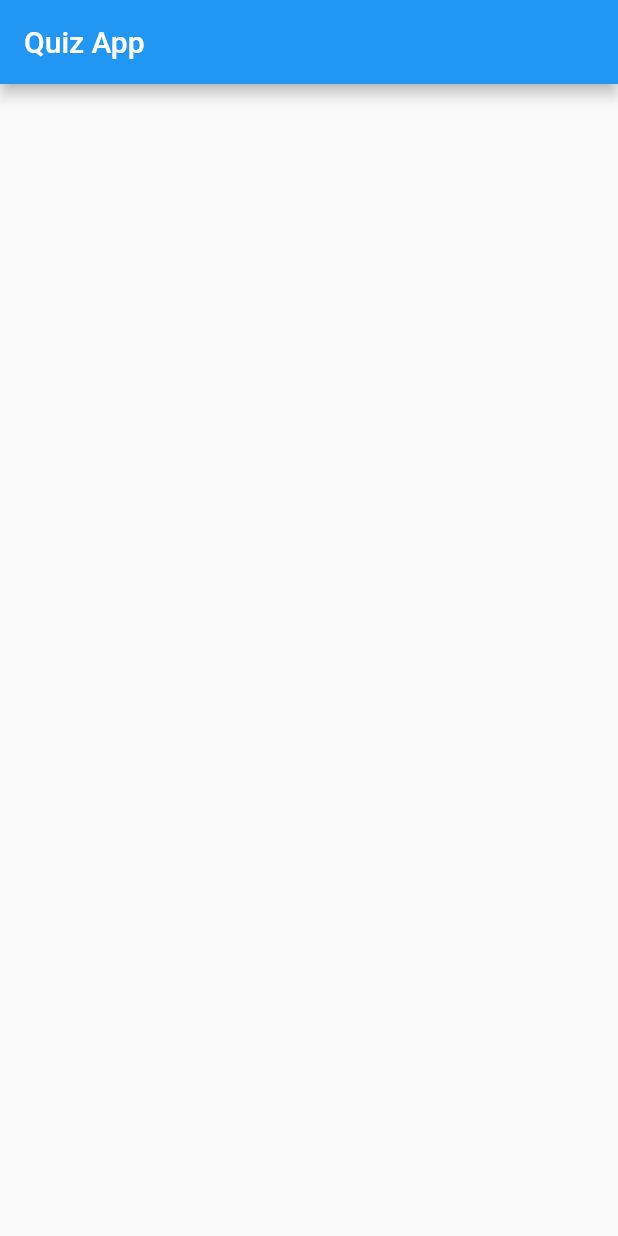
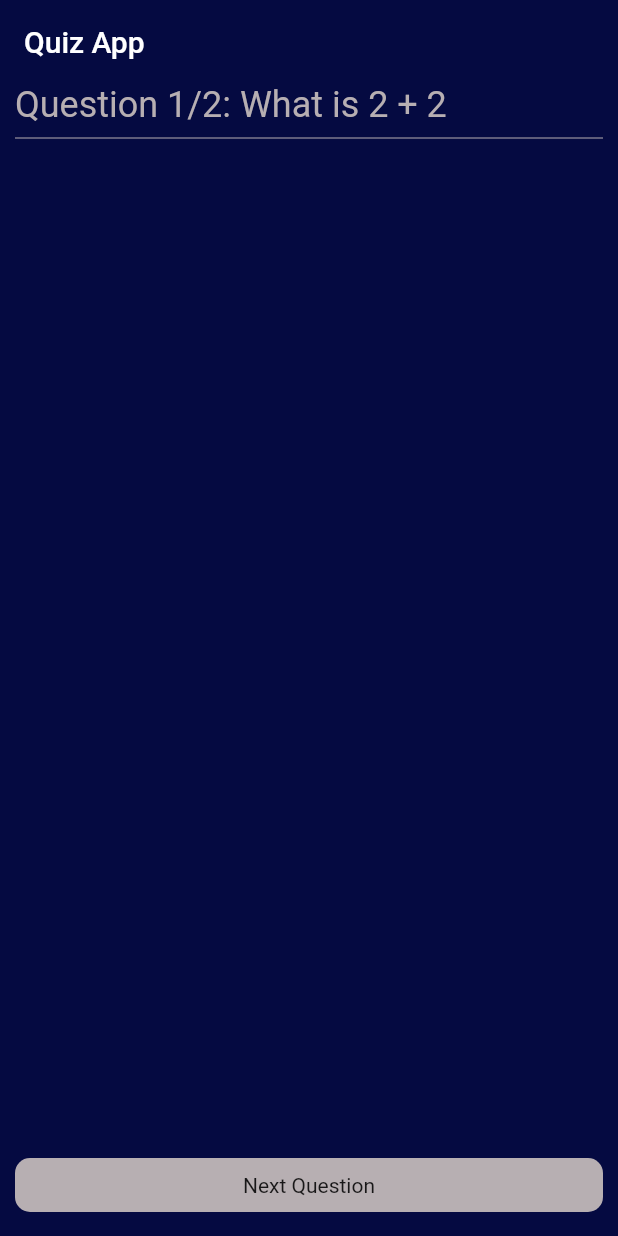
Before and after one commit to Fahaddada47/Quiz_App, a Flutter app: the screen it shows after launch, on a phone screen of 412 x 824 dp. Run offline on Flutter 3.47's test engine with Material 2 defaults, Android fonts, the phone set to English and light mode, and no system bars.

Commit message:
Simple Quiz app develop by Flutter

```diff
--- a/lib/screen/home_screen.dart
+++ b/lib/screen/home_screen.dart
@@ -1,20 +1,75 @@
 import 'package:flutter/material.dart';
+import 'package:quiz_app/constant.dart';
+import '../widgets/next_button.dart';
+import '../model/question.dart';
+import '../widgets/question_widget.dart';
+
 
 class Homescreen extends StatefulWidget {
   const Homescreen({Key? key}) : super(key: key);
 
   @override
-  State<Homescreen> createState() => _HomescreenState();
+  _HomescreenState createState() => _HomescreenState();
 }
 
 class _HomescreenState extends State<Homescreen> {
+  List<Question> _question = [
+    Question(id: '10', title: 'What is 2 + 2', option: {
+      "5": false,
+      "6": false,
+      "4": true,
+      "3": false,
+    }),
+    Question(id: '11', title: 'What is 10 + 10', option: {
+      "5": false,
+      "6": false,
+      "20": true,
+      "3": false,
+    }),
+  ];
+
+  int index = 0;
+
+  void nextQuestion(){
+    if (index==_question.length -1){
+      return;
+    } else {
+      setState(() {
+        index++;
+
+      });
+    }
+
+  }
   @override
   Widget build(BuildContext context) {
     return Scaffold(
+      backgroundColor: background,
       appBar: AppBar(
         title: const Text("Quiz App"),
+        backgroundColor: background,
+        shadowColor: Colors.transparent,
+      ),
+      body: Container(
+        width: double.infinity,
+        padding: const EdgeInsets.symmetric(horizontal: 10.0),
 
+        child: Column(
+          children: [
+            Questionwidget(indexAction: index,
+            question: _question[index].title,
+            totalQuestions: _question.length,),
+            const Divider(color: neutral,)
+          ],
+        ),
       ),
+      floatingActionButton: Padding(
+        padding: const EdgeInsets.symmetric(horizontal: 10.0),
+        child: NextButton(nextQuestion:
+        nextQuestion,),
+      ),
+     floatingActionButtonLocation: FloatingActionButtonLocation.centerFloat,
+
     );
   }
 }
--- /dev/null
+++ b/lib/widgets/next_button.dart
@@ -0,0 +1,26 @@
+import 'package:flutter/material.dart';
+import '../constant.dart';
+
+class NextButton extends StatelessWidget {
+  const NextButton({Key? key, required this.nextQuestion}) : super(key: key);
+   final VoidCallback nextQuestion;
+
+  @override
+  Widget build(BuildContext context) {
+    return GestureDetector(
+      onTap: nextQuestion,
+      child: Container(
+        width: double.infinity,
+        decoration: BoxDecoration(
+          color: neutral,
+          borderRadius: BorderRadius.circular(10.0),
+        ),
+        padding: const EdgeInsets.symmetric(vertical: 10.0),
+        child: Text(
+          "Next Question",
+          textAlign: TextAlign.center,
+        ),
+      ),
+    );
+  }
+}
--- /dev/null
+++ b/lib/widgets/question_widget.dart
@@ -0,0 +1,27 @@
+import 'package:flutter/material.dart';
+import 'package:quiz_app/constant.dart';
+class Questionwidget extends StatelessWidget {
+  const Questionwidget(
+      {super.key,
+      required this.question,
+      required this.indexAction,
+      required this.totalQuestions});
+
+  final String question;
+  final int indexAction;
+  final int totalQuestions;
+
+  @override
+  Widget build(BuildContext context) {
+    return Container(
+      alignment: Alignment.centerLeft,
+      child: Text("Question ${indexAction + 1}/$totalQuestions: $question",
+      style:  const TextStyle(
+        fontSize: 24.0,
+        color: neutral,
+      ),
+      ),
+
+    );
+  }
+}
```
